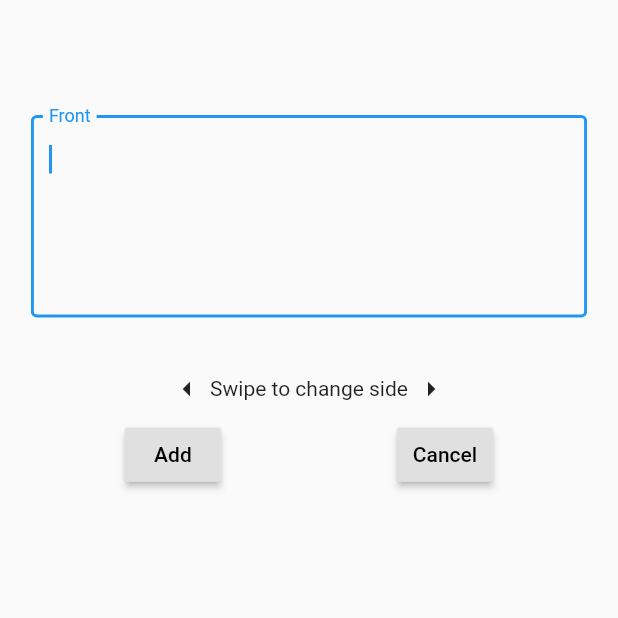
After one commit to ztcjoe93/studybuddy, a Flutter app: the AddCard screen opened directly, after a tap on "Add", on a phone screen of 412 x 824 dp, the top half of it. The commit adds this screen. Run offline on Flutter 3.47's test engine with Material 2 defaults, Android fonts, the phone set to English and light mode, and no system bars.

Commit message:
AddCard widget and ModifyCard widget; updated provider for DecksState

```diff
--- /dev/null
+++ b/lib/Deck/AddCard.dart
@@ -0,0 +1,138 @@
+import 'package:flutter/material.dart';
+import '../objects.dart';
+
+class AddCard extends StatefulWidget {
+  @override
+  _AddCardState createState() => _AddCardState();
+}
+
+class _AddCardState extends State<AddCard> {
+  TextEditingController frontTextController = TextEditingController();
+  TextEditingController backTextController = TextEditingController();
+
+  FocusNode frontNode = FocusNode();
+  FocusNode backNode= FocusNode();
+
+  bool _emptyFront = false;
+  bool _emptyBack= false;
+
+  PageController pageController = PageController(
+    initialPage: 0,
+  );
+
+  @override
+  void dispose() {
+    frontTextController.dispose();
+    backTextController.dispose();
+    pageController.dispose();
+    super.dispose();
+  }
+
+  @override
+  Widget build(BuildContext context) {
+    return SafeArea(
+      child: GestureDetector(
+        onTap: () {
+          FocusManager.instance.primaryFocus.unfocus();
+        },
+        child: Scaffold(
+          body: Padding(
+            padding: EdgeInsets.symmetric(
+              vertical: MediaQuery.of(context).size.height * 0.05,
+              horizontal: MediaQuery.of(context).size.width * 0.05,
+            ),
+            child: ListView(
+              children: [
+                ConstrainedBox(
+                  constraints: BoxConstraints(
+                    maxHeight: MediaQuery.of(context).size.height * 0.25,
+                  ),
+                  child: PageView(
+                    controller: pageController,
+                    pageSnapping: true,
+                    onPageChanged: (int){
+                      FocusManager.instance.primaryFocus.unfocus();
+                    },
+                    children: [
+                      // alignment to prevent clipping of textfield label
+                      Align(
+                        alignment: Alignment.center,
+                        child: TextField(
+                          controller: frontTextController,
+                          focusNode: frontNode,
+                          decoration: InputDecoration(
+                            border: OutlineInputBorder(),
+                            labelText: "Front",
+                            errorText: _emptyFront ? "This field is empty" : null,
+                          ),
+                          minLines: 5,
+                          maxLines: 5,
+                        ),
+                      ),
+                      Align(
+                        alignment: Alignment.center,
+                        child: TextField(
+                          controller: backTextController,
+                          focusNode: backNode,
+                          decoration: InputDecoration(
+                            border: OutlineInputBorder(),
+                            labelText: "Back",
+                            errorText: _emptyBack ? "This field is empty" : null,
+                          ),
+                          minLines: 5,
+                          maxLines: 5,
+                        ),
+                      )
+                    ],
+                  ),
+                ),
+                Row(
+                  mainAxisAlignment: MainAxisAlignment.center,
+                  children: [
+                    Icon(Icons.arrow_left),
+                    Text(" Swipe to change side "),
+                    Icon(Icons.arrow_right),
+                  ],
+                ),
+                ButtonBar(
+                  alignment: MainAxisAlignment.spaceAround,
+                  children: [
+                    RaisedButton(
+                      onPressed: (){
+                        _emptyFront = frontTextController.text.isEmpty
+                            ? true : false;
+                        _emptyBack= backTextController.text.isEmpty
+                            ? true : false;
+                        if (_emptyBack || _emptyFront) {
+                          // jump to relevant side with focus
+                          if(_emptyFront){
+                            pageController.jumpToPage(0);
+                            frontNode.requestFocus();
+                          } else if (_emptyBack){
+                            pageController.jumpToPage(1);
+                            backNode.requestFocus();
+                          }
+                        } else {
+                          FlashCard card = FlashCard(
+                            frontTextController.text,
+                            backTextController.text,
+                          );
+                          Navigator.of(context).pop(card);
+                        }
+                      },
+                      child: Text("Add"),
+                    ),
+                    RaisedButton(
+                      onPressed: () => Navigator.of(context).pop(),
+                      child: Text("Cancel"),
+                    ),
+                  ],
+                ),
+              ],
+            ),
+          ),
+        ),
+      ),
+    );
+  }
+}
--- a/lib/Revision.dart
+++ b/lib/Revision.dart
@@ -1,6 +1,6 @@
 import 'package:provider/provider.dart';
 import 'package:flutter/material.dart';
-import 'Providers/DeckProvider.dart';
+import 'Providers/DecksState.dart';
 
 class Revision extends StatefulWidget {
   @override
--- a/lib/main.dart
+++ b/lib/main.dart
@@ -6,9 +6,9 @@ import 'package:memory_cards/objects.dart';
 import 'package:path_provider/path_provider.dart';
 import 'package:provider/provider.dart';
 
-import 'deck.dart';
+import 'Deck/deck.dart';
 import 'Revision.dart';
-import 'Providers/DeckProvider.dart';
+import 'Providers/DecksState.dart';
 
 void main(){
   runApp(
```
Also changed, not shown: lib/CardsManagement.dart (deleted, +0 -123 lines), lib/Deck/CardsManagement.dart (added, +160 -0 lines), lib/Deck/ModifyCard.dart (added, +149 -0 lines), lib/Deck/deck.dart (renamed from lib/deck.dart, +5 -4 lines), lib/Providers/DecksState.dart (renamed from lib/Providers/DeckProvider.dart, +52 -2 lines).
